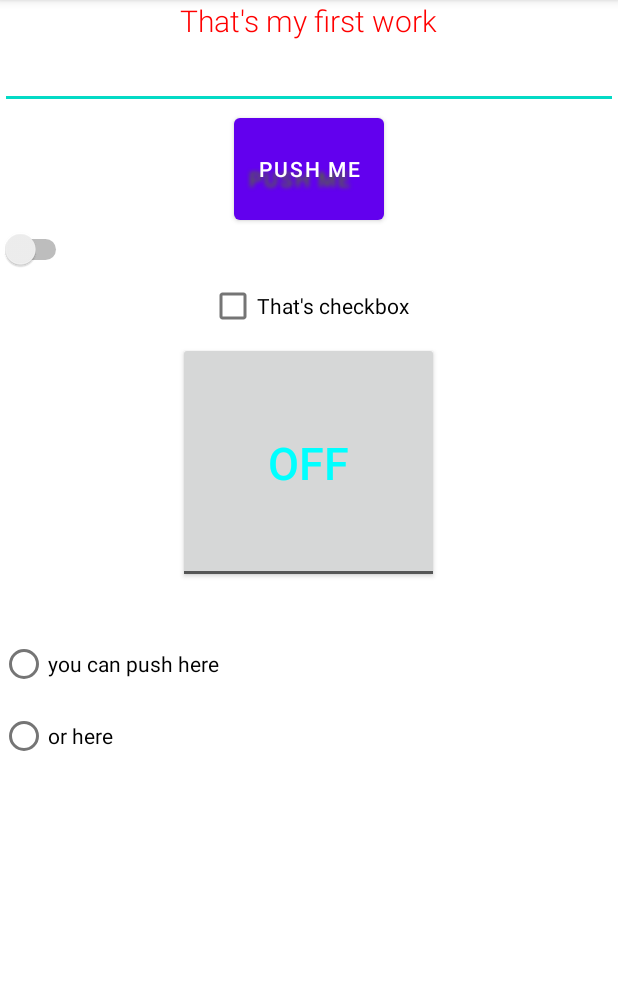
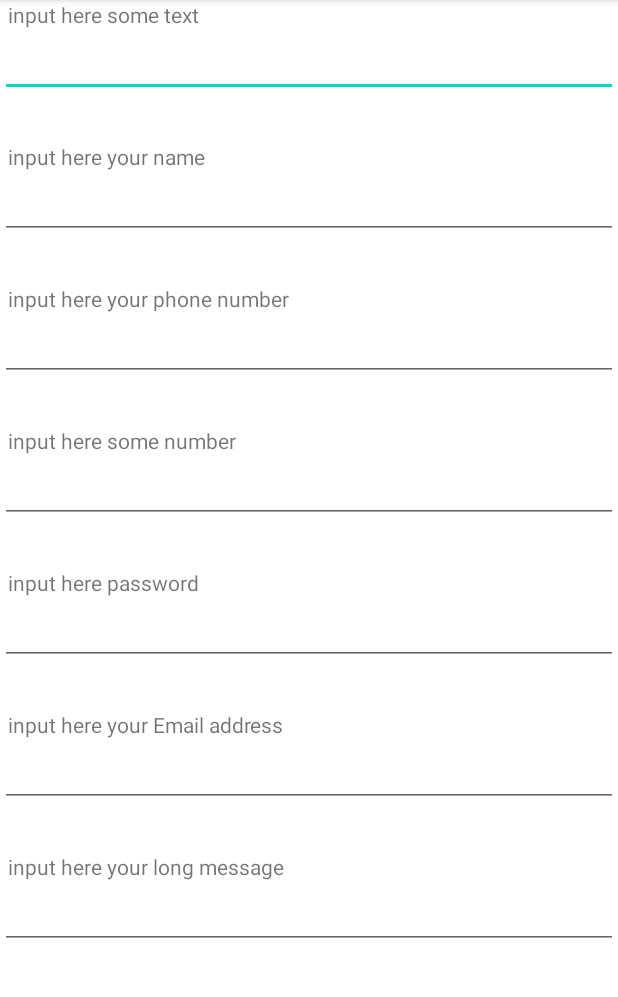
Before and after one commit to lekoal/android_my_work_n_1, an Android app: the screen it shows after launch (MainActivity), on a phone screen of 412 x 824 dp, the part 84-1081 px from its top. Run offline under Robolectric (Android 15) with nearby library versions, the phone set to English and light mode, and no system bars.

Commit message:
Created the second layout an added there EditText elements

```diff
--- a/app/src/main/java/com/example/androidworknone/MainActivity.java
+++ b/app/src/main/java/com/example/androidworknone/MainActivity.java
@@ -9,6 +9,7 @@ public class MainActivity extends AppCompatActivity {
     @Override
     protected void onCreate(Bundle savedInstanceState) {
         super.onCreate(savedInstanceState);
-        setContentView(R.layout.activity_main);
+//        setContentView(R.layout.activity_main); // активация макета задания 1
+        setContentView(R.layout.activity_main_2); // активация макета задания 2
     }
 }
--- a/app/src/main/res/layout/activity_main.xml
+++ b/app/src/main/res/layout/activity_main.xml
@@ -10,39 +10,39 @@
         android:layout_width="match_parent"
         android:layout_height="fill_parent"
         android:orientation="vertical"
+        tools:ignore="MissingConstraints"
         tools:layout_editor_absoluteX="1dp"
-        tools:layout_editor_absoluteY="1dp"
-        tools:ignore="MissingConstraints">
+        tools:layout_editor_absoluteY="1dp">
 
 
         <TextView
             android:layout_width="wrap_content"
             android:layout_height="wrap_content"
+            android:layout_gravity="center"
+            android:fontFamily="sans-serif-light"
             android:text="That's my first work"
-            android:fontFamily="sans-serif-light"
             android:textColor="#FF0000"
             android:textSize="20sp"
-            android:layout_gravity="center"
             app:layout_constraintBottom_toBottomOf="parent"
             app:layout_constraintLeft_toLeftOf="parent"
             app:layout_constraintRight_toRightOf="parent"
             app:layout_constraintTop_toTopOf="parent" />
 
         <EditText
-            android:labelFor="@+id/editTextFirst"
             android:layout_width="match_parent"
             android:layout_height="wrap_content"
             android:gravity="center"
-            tools:text="enter here something"/>
+            android:labelFor="@+id/editTextFirst"
+            tools:text="enter here something" />
 
         <Button
             android:layout_width="wrap_content"
             android:layout_height="80dp"
+            android:layout_gravity="center"
+            android:shadowColor="#556B2F"
             android:shadowDx="-10"
             android:shadowDy="10"
             android:shadowRadius="3"
-            android:shadowColor="#556B2F"
-            android:layout_gravity="center"
             android:text="Push me" />
 
 
@@ -50,42 +50,39 @@
             android:layout_width="wrap_content"
             android:layout_height="wrap_content"
             tools:fontFamily="sans-serif-smallcaps"
-            tools:text="you can switch anything"
-            tools:ignore="UseSwitchCompatOrMaterialXml" />
+            tools:ignore="UseSwitchCompatOrMaterialXml"
+            tools:text="you can switch anything" />
 
         <CheckBox
             android:layout_width="wrap_content"
             android:layout_height="wrap_content"
-            android:text="That's checkbox"
-            android:layout_gravity="center_horizontal"/>
+            android:layout_gravity="center_horizontal"
+            android:text="That's checkbox" />
 
         <ToggleButton
             android:layout_width="wrap_content"
             android:layout_height="wrap_content"
             android:layout_gravity="center_horizontal"
             android:padding="60dp"
-            android:textSize="30dp"
             android:textColor="#00FFFF"
-            />
+            android:textSize="30dp" />
 
         <RadioGroup
-            android:layout_marginTop="30dp"
             android:layout_width="wrap_content"
             android:layout_height="wrap_content"
-            >
+            android:layout_marginTop="30dp">
 
             <RadioButton
-                android:text="you can push here"
                 android:layout_width="wrap_content"
-                android:layout_height="wrap_content" />
+                android:layout_height="wrap_content"
+                android:text="you can push here" />
 
             <RadioButton
-                android:text="or here"
                 android:layout_width="wrap_content"
-                android:layout_height="wrap_content" />
+                android:layout_height="wrap_content"
+                android:text="or here" />
 
         </RadioGroup>
-
 
     </LinearLayout>
 
--- /dev/null
+++ b/app/src/main/res/layout/activity_main_2.xml
@@ -0,0 +1,96 @@
+<?xml version="1.0" encoding="utf-8"?>
+<androidx.constraintlayout.widget.ConstraintLayout xmlns:android="http://schemas.android.com/apk/res/android"
+    android:layout_width="match_parent"
+    android:layout_height="match_parent">
+
+    <LinearLayout
+        android:layout_width="match_parent"
+        android:layout_height="match_parent"
+        android:orientation="vertical">
+
+        <TextView
+            android:layout_width="wrap_content"
+            android:layout_height="wrap_content"
+            android:layout_marginStart="5dp"
+            android:text="input here some text" />
+
+        <EditText
+            android:layout_width="match_parent"
+            android:layout_height="wrap_content"
+            android:inputType="text" />
+
+        <TextView
+            android:layout_width="wrap_content"
+            android:layout_height="wrap_content"
+            android:layout_marginStart="5dp"
+            android:layout_marginTop="30dp"
+            android:text="input here your name" />
+
+        <EditText
+            android:layout_width="match_parent"
+            android:layout_height="wrap_content"
+            android:inputType="textPersonName" />
+
+        <TextView
+            android:layout_width="wrap_content"
+            android:layout_height="wrap_content"
+            android:layout_marginStart="5dp"
+            android:layout_marginTop="30dp"
+            android:text="input here your phone number" />
+
+        <EditText
+            android:layout_width="match_parent"
+            android:layout_height="wrap_content"
+            android:inputType="phone" />
+
+        <TextView
+            android:layout_width="wrap_content"
+            android:layout_height="wrap_content"
+            android:layout_marginStart="5dp"
+            android:layout_marginTop="30dp"
+            android:text="input here some number" />
+
+        <EditText
+            android:layout_width="match_parent"
+            android:layout_height="wrap_content"
+            android:inputType="number" />
+
+        <TextView
+            android:layout_width="wrap_content"
+            android:layout_height="wrap_content"
+            android:layout_marginStart="5dp"
+            android:layout_marginTop="30dp"
+            android:text="input here password" />
+
+        <EditText
+            android:layout_width="match_parent"
+            android:layout_height="wrap_content"
+            android:inputType="textPassword" />
+
+        <TextView
+            android:layout_width="wrap_content"
+            android:layout_height="wrap_content"
+            android:layout_marginStart="5dp"
+            android:layout_marginTop="30dp"
+            android:text="input here your Email address" />
+
+        <EditText
+            android:layout_width="match_parent"
+            android:layout_height="wrap_content"
+            android:inputType="textEmailAddress" />
+
+        <TextView
+            android:layout_width="wrap_content"
+            android:layout_height="wrap_content"
+            android:layout_marginStart="5dp"
+            android:layout_marginTop="30dp"
+            android:text="input here your long message" />
+
+        <EditText
+            android:layout_width="match_parent"
+            android:layout_height="wrap_content"
+            android:inputType="textLongMessage" />
+
+    </LinearLayout>
+
+</androidx.constraintlayout.widget.ConstraintLayout>
```
